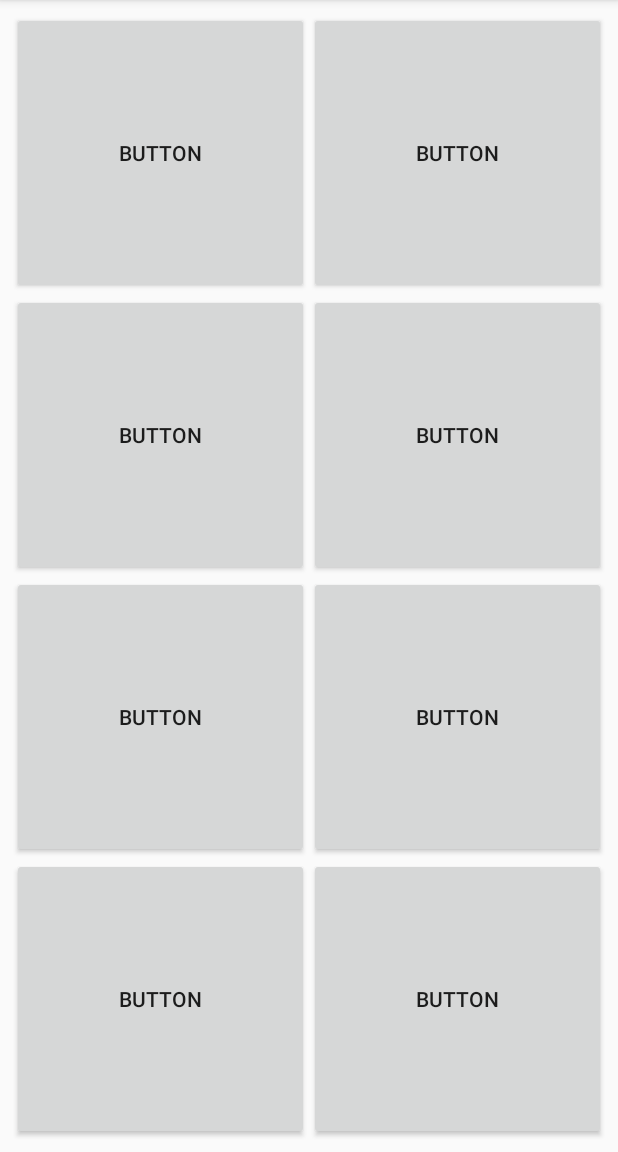
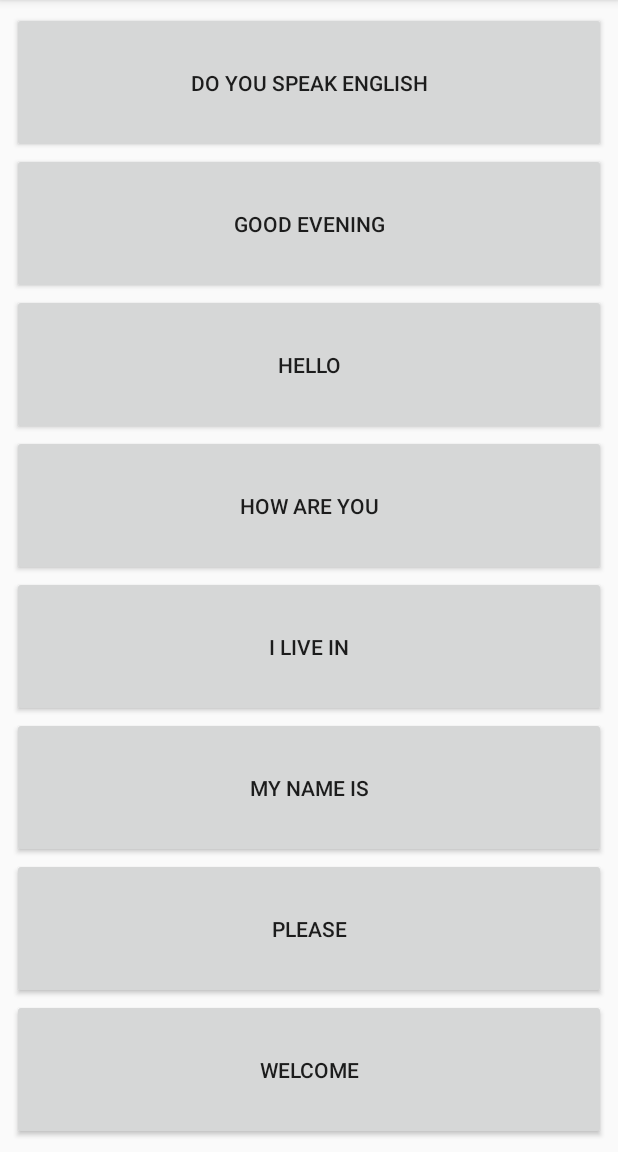
Before and after one commit to SainandanMohanty/basicphrases, an Android app: the screen it shows after launch (MainActivity), on a phone screen of 412 x 824 dp, the part 84-1236 px from its top. Run offline under Robolectric (Android 15) with nearby library versions, the phone set to English and light mode, and no system bars.

Commit message:
Implement MediaPlayer

```diff
--- a/app/src/main/java/com/example/sain/basicphrases/MainActivity.java
+++ b/app/src/main/java/com/example/sain/basicphrases/MainActivity.java
@@ -4,6 +4,7 @@ import android.media.MediaPlayer;
 import android.os.Bundle;
 import android.support.v7.app.AppCompatActivity;
 import android.view.View;
+import android.widget.Button;
 
 public class MainActivity extends AppCompatActivity {
 
@@ -13,11 +14,15 @@ public class MainActivity extends AppCompatActivity {
     protected void onCreate(Bundle savedInstanceState) {
         super.onCreate(savedInstanceState);
         setContentView(R.layout.activity_main);
-
-
     }
 
     public void onClick(View view) {
+        Button button = (Button) view;
+        String filename = button.getText().toString().replace(" ", "_");
 
+        int resId = getResources().getIdentifier(filename, "raw", getPackageName());
+
+        mediaPlayer = MediaPlayer.create(this, resId);
+        mediaPlayer.start();
     }
 }
--- a/app/src/main/res/layout/activity_main.xml
+++ b/app/src/main/res/layout/activity_main.xml
@@ -6,73 +6,78 @@
     android:layout_height="match_parent"
     tools:context=".MainActivity">
 
-    <android.support.v7.widget.GridLayout
-        android:layout_width="0dp"
-        android:layout_height="0dp"
+    <LinearLayout
+        android:layout_width="match_parent"
+        android:layout_height="match_parent"
         android:layout_margin="8dp"
-        app:columnCount="2"
+        android:orientation="vertical"
         app:layout_constraintBottom_toBottomOf="parent"
         app:layout_constraintEnd_toEndOf="parent"
         app:layout_constraintStart_toStartOf="parent"
-        app:layout_constraintTop_toTopOf="parent"
-        app:rowCount="4">
+        app:layout_constraintTop_toTopOf="parent">
 
         <Button
             android:id="@+id/button2"
-            android:text="Button"
-            app:layout_columnWeight="1"
-            app:layout_gravity="fill"
-            app:layout_rowWeight="1" />
+            android:layout_width="match_parent"
+            android:layout_height="0dp"
+            android:layout_weight="1"
+            android:onClick="onClick"
+            android:text="do you speak english" />
 
         <Button
             android:id="@+id/button3"
-            android:text="Button"
-            app:layout_columnWeight="1"
-            app:layout_gravity="fill"
-            app:layout_rowWeight="1" />
+            android:layout_width="match_parent"
+            android:layout_height="0dp"
+            android:layout_weight="1"
+            android:onClick="onClick"
+            android:text="good evening" />
 
         <Button
             android:id="@+id/button4"
-            android:text="Button"
-            app:layout_columnWeight="1"
-            app:layout_gravity="fill"
-            app:layout_rowWeight="1" />
+            android:layout_width="match_parent"
+            android:layout_height="0dp"
+            android:layout_weight="1"
+            android:onClick="onClick"
+            android:text="hello" />
 
         <Button
             android:id="@+id/button5"
-            android:text="Button"
-            app:layout_columnWeight="1"
-            app:layout_gravity="fill"
-            app:layout_rowWeight="1" />
+            android:layout_width="match_parent"
+            android:layout_height="0dp"
+            android:layout_weight="1"
+            android:onClick="onClick"
+            android:text="how are you" />
 
         <Button
             android:id="@+id/button6"
-            android:text="Button"
-            app:layout_columnWeight="1"
-            app:layout_gravity="fill"
-            app:layout_rowWeight="1" />
+            android:layout_width="match_parent"
+            android:layout_height="0dp"
+            android:layout_weight="1"
+            android:onClick="onClick"
+            android:text="i live in" />
 
         <Button
             android:id="@+id/button7"
-            android:text="Button"
-            app:layout_columnWeight="1"
-            app:layout_gravity="fill"
-            app:layout_rowWeight="1" />
+            android:layout_width="match_parent"
+            android:layout_height="0dp"
+            android:layout_weight="1"
+            android:onClick="onClick"
+            android:text="my name is" />
 
         <Button
             android:id="@+id/button8"
-            android:text="Button"
-            app:layout_columnWeight="1"
-            app:layout_gravity="fill"
-            app:layout_rowWeight="1" />
+            android:layout_width="match_parent"
+            android:layout_height="0dp"
+            android:layout_weight="1"
+            android:onClick="onClick"
+            android:text="please" />
 
         <Button
             android:id="@+id/button9"
-            android:text="Button"
-            app:layout_columnWeight="1"
-            app:layout_gravity="fill"
-            app:layout_rowWeight="1" />
-
-
-    </android.support.v7.widget.GridLayout>
+            android:layout_width="match_parent"
+            android:layout_height="0dp"
+            android:layout_weight="1"
+            android:onClick="onClick"
+            android:text="welcome" />
+    </LinearLayout>
 </android.support.constraint.ConstraintLayout>
```
